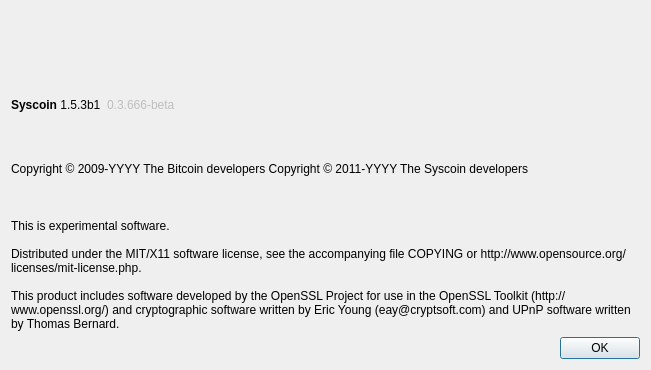
Before: the Qt Designer form src/qt/forms/aboutdialog.ui in syscoin/syscoin1, drawn with Qt 5.
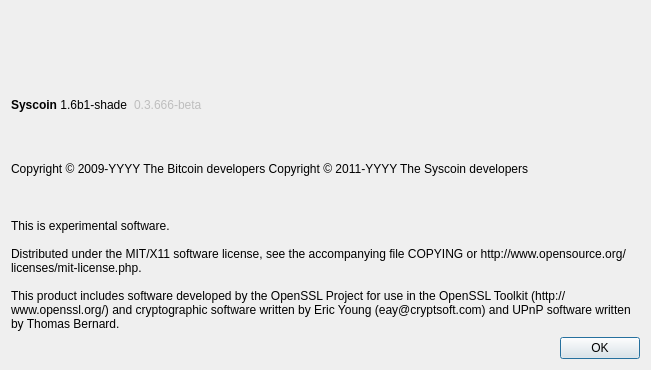
After: the same form once the commit is applied. Icons and pictures are not drawn.

Commit message: Updating version numbers for SHADE public beta

Patch:
```diff
--- a/src/qt/forms/aboutdialog.ui
+++ b/src/qt/forms/aboutdialog.ui
@@ -35,7 +35,7 @@
         <cursorShape>IBeamCursor</cursorShape>
        </property>
        <property name="text">
-        <string>&lt;html&gt;&lt;head/&gt;&lt;body&gt;&lt;p&gt;&lt;span style=&quot; font-weight:600;&quot;&gt;Syscoin &lt;/span&gt;1.5.3b1&lt;/p&gt;&lt;/body&gt;&lt;/html&gt;</string>
+        <string>&lt;html&gt;&lt;head/&gt;&lt;body&gt;&lt;p&gt;&lt;span style=&quot; font-weight:600;&quot;&gt;Syscoin &lt;/span&gt;1.6b1-shade&lt;/p&gt;&lt;/body&gt;&lt;/html&gt;</string>
        </property>
        <property name="textInteractionFlags">
         <set>Qt::LinksAccessibleByMouse|Qt::TextSelectableByKeyboard|Qt::TextSelectableByMouse</set>
```
The commit also changes 2 other files.
